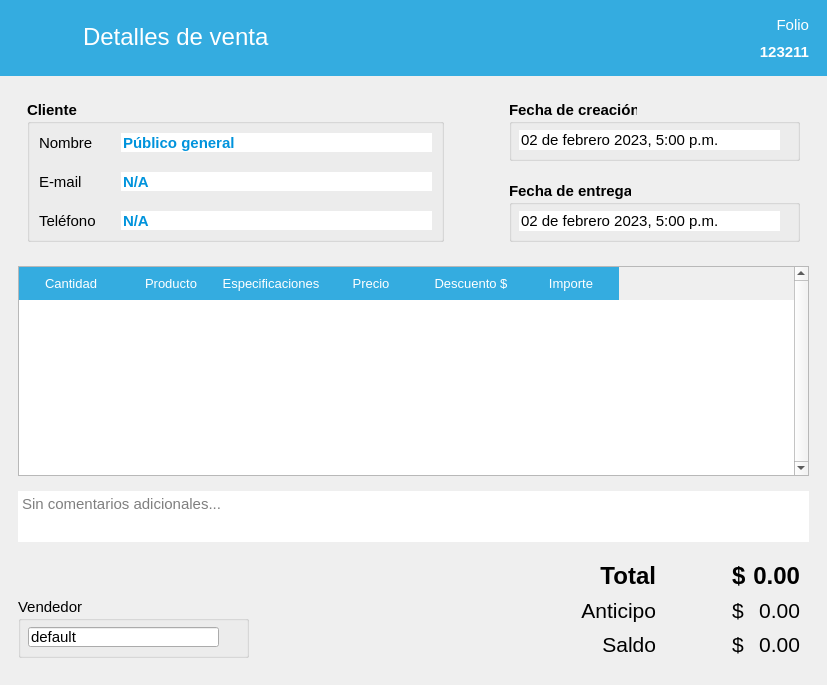
ivanperez-7/printpos, file src/AdministrarVentas/Ui_DetallesVenta.ui: the form before one commit.
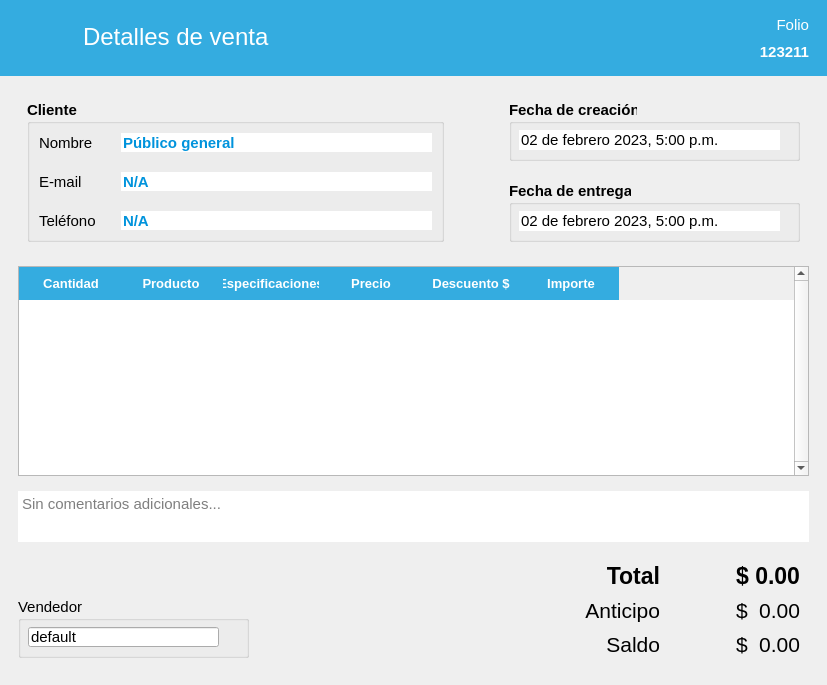
The form after the commit. Icons and pictures are not drawn.

```diff
--- a/src/AdministrarVentas/Ui_DetallesVenta.ui
+++ b/src/AdministrarVentas/Ui_DetallesVenta.ui
@@ -509,13 +509,12 @@
          </property>
          <property name="font">
           <font>
-           <family>Arial</family>
            <pointsize>10</pointsize>
           </font>
          </property>
          <property name="styleSheet">
           <string notr="true">QHeaderView::section {
-	font: bold 10pt &quot;Arial&quot;;
+	font: bold 10pt;
 	color: rgb(255, 255, 255);
 	background-color: rgb(52, 172, 224);
     border: 0px;
@@ -730,8 +729,7 @@
                </property>
                <property name="font">
                 <font>
-                 <family>Arial</family>
-                 <pointsize>18</pointsize>
+                 <pointsize>17</pointsize>
                  <weight>75</weight>
                  <bold>true</bold>
                 </font>
@@ -751,8 +749,7 @@
                </property>
                <property name="font">
                 <font>
-                 <family>Arial</family>
-                 <pointsize>18</pointsize>
+                 <pointsize>17</pointsize>
                  <weight>75</weight>
                  <bold>true</bold>
                 </font>
@@ -791,8 +788,7 @@
                </property>
                <property name="font">
                 <font>
-                 <family>Arial</family>
-                 <pointsize>18</pointsize>
+                 <pointsize>17</pointsize>
                  <weight>75</weight>
                  <bold>true</bold>
                 </font>
@@ -815,7 +811,6 @@
                </property>
                <property name="font">
                 <font>
-                 <family>Arial</family>
                  <pointsize>16</pointsize>
                  <weight>50</weight>
                  <bold>false</bold>
@@ -839,7 +834,6 @@
                </property>
                <property name="font">
                 <font>
-                 <family>Arial</family>
                  <pointsize>16</pointsize>
                  <weight>50</weight>
                  <bold>false</bold>
@@ -860,7 +854,6 @@
                </property>
                <property name="font">
                 <font>
-                 <family>Arial</family>
                  <pointsize>16</pointsize>
                  <weight>50</weight>
                  <bold>false</bold>
@@ -884,7 +877,6 @@
                </property>
                <property name="font">
                 <font>
-                 <family>Arial</family>
                  <pointsize>16</pointsize>
                  <weight>50</weight>
                  <bold>false</bold>
@@ -908,7 +900,6 @@
                </property>
                <property name="font">
                 <font>
-                 <family>Arial</family>
                  <pointsize>16</pointsize>
                  <weight>50</weight>
                  <bold>false</bold>
@@ -929,7 +920,6 @@
                </property>
                <property name="font">
                 <font>
-                 <family>Arial</family>
                  <pointsize>16</pointsize>
                  <weight>50</weight>
                  <bold>false</bold>
```
Left out of the diff: 16 changed lines with no effect on the pictures.
